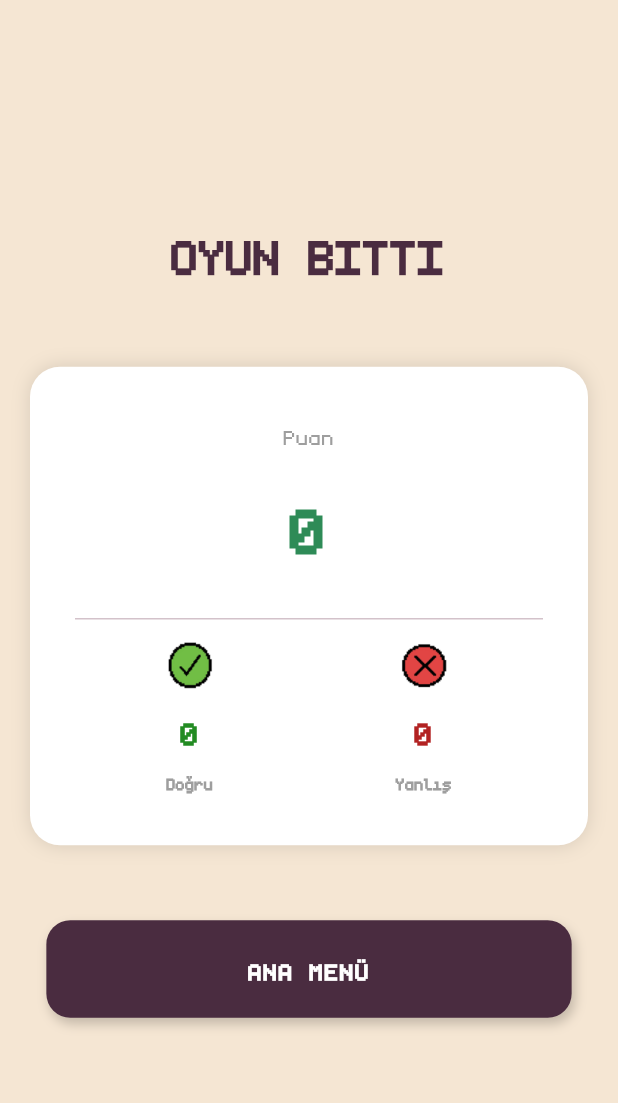
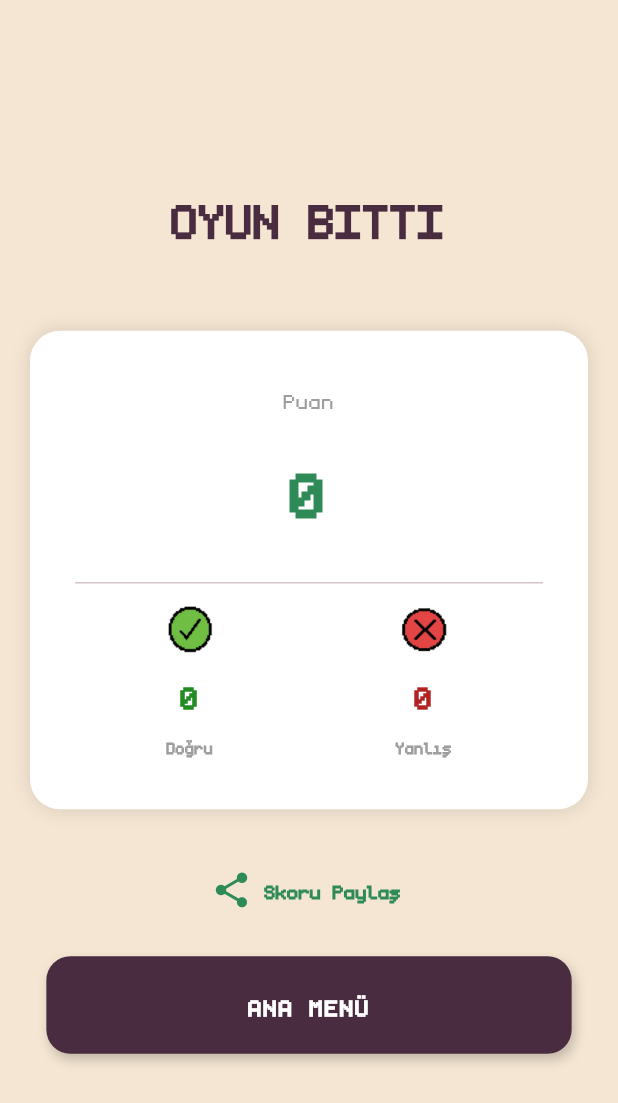
Before and after one commit to FrostSue/LinguaDash, a Flutter app: the ResultScreen screen opened directly, on a phone screen of 412 x 824 dp. Shown: the top 1103 px of the screen. Run offline on Flutter 3.47's test engine with Material 3 defaults, Android fonts, the phone set to English and light mode, and no system bars; drawn by our look-alikes of flutter_animate; our stand-ins replace audioplayers, google_mobile_ads, share_plus, shared_preferences; accounts and stored records are empty; statements that could not run were skipped.

Commit message:
share option added

```diff
--- a/lib/screens/result_screen.dart
+++ b/lib/screens/result_screen.dart
@@ -1,11 +1,11 @@
 import 'package:flutter/material.dart';
 import 'package:provider/provider.dart';
+import 'package:share_plus/share_plus.dart';
 import 'package:flutter_animate/flutter_animate.dart';
 import '../core/constants.dart';
 import '../providers/game_provider.dart';
 import '../providers/settings_provider.dart';
 import '../services/audio_service.dart';
-import '../services/ad_service.dart';
 import '../widgets/custom_button.dart';
 import '../widgets/banner_ad_widget.dart';
 import 'main_menu.dart';
@@ -18,44 +18,124 @@ class ResultScreen extends StatelessWidget {
     final p = context.read<GameProvider>();
     final s = context.read<SettingsProvider>();
 
-
-    WidgetsBinding.instance.addPostFrameCallback((_) {
-       AdService().showInterstitialIfReady();
-    });
-
     return Scaffold(
       backgroundColor: AppColors.background,
-
       bottomNavigationBar: const SafeArea(
         child: Padding(
           padding: EdgeInsets.only(bottom: 10),
           child: BannerAdWidget(),
         ),
       ),
+
       body: Center(
         child: Padding(
           padding: const EdgeInsets.all(20),
           child: Column(
             mainAxisAlignment: MainAxisAlignment.center,
             children: [
-              Text(s.getText('game_over'), style: TextStyle(fontSize: 48, fontFamily: s.fontFamily, color: AppColors.primaryPurple, fontWeight: FontWeight.bold)).animate().scale(),
+              Text(
+                s.getText('game_over'),
+                style: TextStyle(
+                  fontSize: 48,
+                  fontFamily: s.fontFamily,
+                  color: AppColors.primaryPurple,
+                  fontWeight: FontWeight.bold
+                )
+              ).animate().scale(),
               const SizedBox(height: 40),
-              Container(padding: const EdgeInsets.all(30), decoration: BoxDecoration(color: AppColors.white, borderRadius: BorderRadius.circular(20), boxShadow: const [BoxShadow(blurRadius: 10, color: Colors.black12)]), child: Column(children: [
-                Text(s.getText('score'), style: const TextStyle(fontSize: 22, color: Colors.grey)),
-                Text("${p.score}", style: const TextStyle(fontSize: 64, fontWeight: FontWeight.bold, color: AppColors.secondaryTeal)).animate().fadeIn(),
-                const Divider(height: 30),
-                Row(mainAxisAlignment: MainAxisAlignment.spaceAround, children: [
-                  _stat(s.getText('correct'), "${p.correctCount}", AppColors.correctGreen, 'correct.png'),
-                  _stat(s.getText('wrong'), "${p.wrongCount}", AppColors.wrongRed, 'wrong.png')
-                ])
-              ])),
-              const SizedBox(height: 50),
-              CustomButton(text: s.getText('main_menu'), onPressed: () { AudioService().playClick(); Navigator.pushAndRemoveUntil(context, MaterialPageRoute(builder: (_) => const MainMenu()), (r) => false); })
+              Container(
+                padding: const EdgeInsets.all(30),
+                decoration: BoxDecoration(
+                  color: AppColors.white,
+                  borderRadius: BorderRadius.circular(20),
+                  boxShadow: const [BoxShadow(blurRadius: 10, color: Colors.black12)]
+                ),
+                child: Column(
+                  children: [
+                    Text(
+                      s.getText('score'),
+                      style: const TextStyle(fontSize: 22, color: Colors.grey)
+                    ),
+                    Text(
+                      "${p.score}",
+                      style: const TextStyle(
+                        fontSize: 64,
+                        fontWeight: FontWeight.bold,
+                        color: AppColors.secondaryTeal
+                      )
+                    ).animate().fadeIn(),
+                    const Divider(height: 30),
+                    Row(
+                      mainAxisAlignment: MainAxisAlignment.spaceAround,
+                      children: [
+                        _buildStat(
+                          s.getText('correct'),
+                          "${p.correctCount}",
+                          AppColors.correctGreen,
+                          'correct.png'
+                        ),
+                        _buildStat(
+                          s.getText('wrong'),
+                          "${p.wrongCount}",
+                          AppColors.wrongRed,
+                          'wrong.png'
+                        )
+                      ]
+                    )
+                  ]
+                )
+              ),
+              const SizedBox(height: 30),
+              TextButton.icon(
+                onPressed: () {
+                   String templateMsg = s.getText('share_msg');
+                   String finalMsg = templateMsg.replaceAll('{score}', p.score.toString());
+                   Share.share("$finalMsg\n\nhttps://play.google.com/store/apps/details?id=com.frostsue.linguadash");
+                },
+                icon: const Icon(Icons.share, color: AppColors.secondaryTeal, size: 28),
+                label: Text(
+                  s.getText('share_score'),
+                  style: const TextStyle(
+                    fontSize: 20,
+                    fontWeight: FontWeight.bold,
+                    color: AppColors.secondaryTeal
+                  )
+                )
+              ),
+
+              const SizedBox(height: 20),
+              CustomButton(
+                text: s.getText('main_menu'),
+                onPressed: () {
+                  AudioService().playClick();
+                  Navigator.pushAndRemoveUntil(
+                    context,
+                    MaterialPageRoute(builder: (_) => const MainMenu()),
+                    (r) => false
+                  );
+                }
+              )
             ]
           )
         )
       )
     );
   }
-  Widget _stat(String l, String v, Color c, String i) => Column(children: [ Image.asset('assets/icons/$i', width: 32), const SizedBox(height: 5), Text(v, style: TextStyle(fontSize: 32, fontWeight: FontWeight.bold, color: c)), Text(l, style: const TextStyle(fontSize: 16, fontWeight: FontWeight.bold, color: Colors.grey)) ]);
+
+  Widget _buildStat(String label, String value, Color color, String iconName) {
+    return Column(
+      children: [
+        Image.asset('assets/icons/$iconName', width: 32),
+        const SizedBox(height: 5),
+        Text(
+          value,
+          style: TextStyle(fontSize: 32, fontWeight: FontWeight.bold, color: color)
+        ),
+        Text(
+          label,
+          style: const TextStyle(fontSize: 16, fontWeight: FontWeight.bold, color: Colors.grey)
+        )
+      ]
+    );
+  }
 }
```
